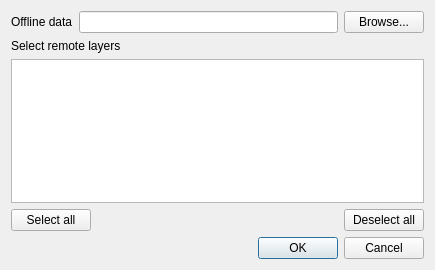
Before: the Qt Designer form src/plugins/offline_editing/offline_editing_plugin_guibase.ui in qgis/QGIS, drawn with Qt 5.
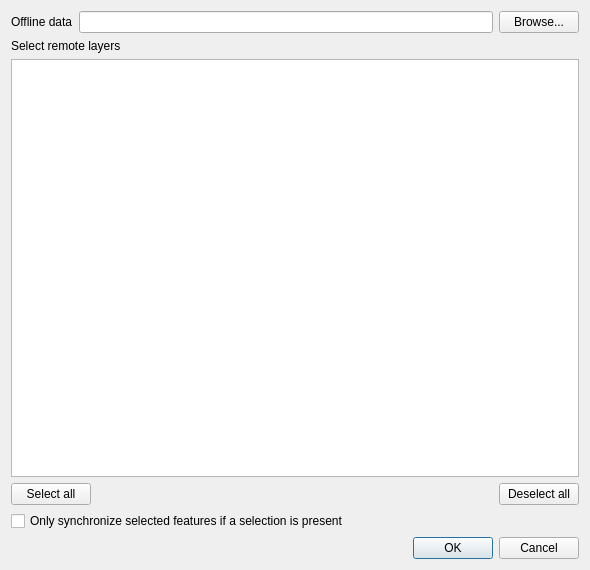
After: the same form once the commit is applied. Icons and pictures are not drawn. Custom widgets are drawn as their Qt base class.

Commit message:
[feature] Add flag to only copy selected features
This extends the offline editing possibilities to only work on subset of
large layers

Sponsored by DB Fahrwegdienste GmbH

```diff
--- a/src/plugins/offline_editing/offline_editing_plugin_guibase.ui
+++ b/src/plugins/offline_editing/offline_editing_plugin_guibase.ui
@@ -6,8 +6,8 @@
    <rect>
     <x>0</x>
     <y>0</y>
-    <width>435</width>
-    <height>270</height>
+    <width>590</width>
+    <height>570</height>
    </rect>
   </property>
   <property name="windowTitle">
@@ -92,6 +92,13 @@
      </item>
     </layout>
    </item>
+   <item>
+    <widget class="QCheckBox" name="mOnlySelectedCheckBox">
+     <property name="text">
+      <string>Only synchronize selected features if a selection is present</string>
+     </property>
+    </widget>
+   </item>
    <item>
     <layout class="QHBoxLayout" name="horizontalLayout_2">
      <item>
```
The commit also changes 6 other files.
